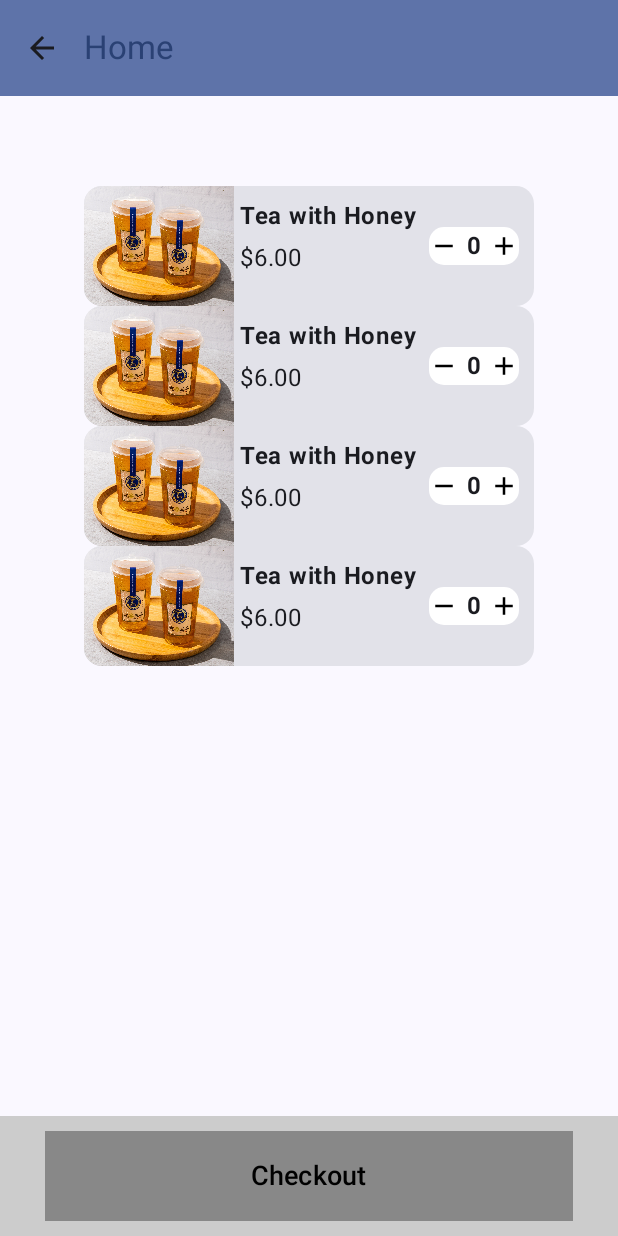
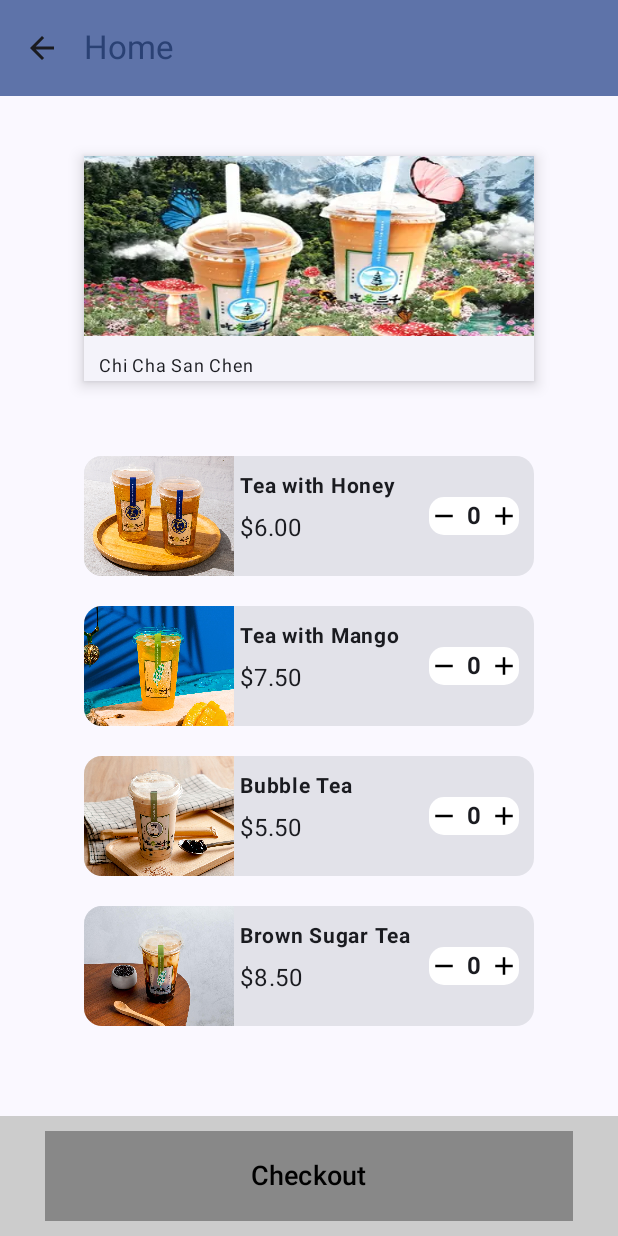
Before and after one commit to MichaelHungLJ/savingsquadsfrontend, an Android app built with Jetpack Compose: the RestaurantScreen screen opened through its navigation route, on a phone screen of 412 x 824 dp. Run offline under Robolectric (Android 15) with nearby library versions, the phone set to English and light mode, and no system bars.

Commit message:
Screen/Restaurant - Edited Restaurant Screen

```diff
--- a/app/src/main/java/com/example/savingsquadsfrontend/composable/RestaurantCard.kt
+++ b/app/src/main/java/com/example/savingsquadsfrontend/composable/RestaurantCard.kt
@@ -26,7 +26,7 @@ import com.example.savingsquadsfrontend.ui.theme.SavingsquadsfrontendTheme
 
 
 @Composable
-fun RestaurantCard (navController: NavController, resTitle: String, resImage: Int) {
+fun RestaurantCard (navController: NavController, resTitle: String, resImage: Int, clickable: Boolean) {
     ElevatedCard (
         elevation = CardDefaults.cardElevation(
             defaultElevation = 6.dp
@@ -34,7 +34,9 @@ fun RestaurantCard (navController: NavController, resTitle: String, resImage: In
         shape = RoundedCornerShape(0.dp),
         modifier = Modifier
             .size(width = 300.dp, height = 150.dp)
-            .clickable { navController.navigate("RestaurantScreen") }
+            .clickable(
+                enabled = clickable
+            ) { navController.navigate("RestaurantScreen") }
         ,
     ){
         Column (
@@ -49,7 +51,7 @@ fun RestaurantCard (navController: NavController, resTitle: String, resImage: In
                 contentScale = ContentScale.FillBounds
             )
             Text(
-                modifier = Modifier.padding(start = 14.dp, top = 6.dp),
+                modifier = Modifier.padding(start = 10.dp, top = 8.dp),
                 fontSize = 12.sp,
                 text = resTitle
             )
@@ -63,6 +65,6 @@ fun RestaurantCard (navController: NavController, resTitle: String, resImage: In
 fun RestaurantCardPreview() {
     val fakeNavController = rememberNavController() // Create a fake NavController for preview
     SavingsquadsfrontendTheme {
-        RestaurantCard(navController = fakeNavController, "Restaurant Name", R.drawable.restaurantimage)
+        RestaurantCard(navController = fakeNavController, "Restaurant Name", R.drawable.restaurantimage, clickable = true)
     }
 }
--- a/app/src/main/java/com/example/savingsquadsfrontend/composable/RestaurantItemCard.kt
+++ b/app/src/main/java/com/example/savingsquadsfrontend/composable/RestaurantItemCard.kt
@@ -24,6 +24,7 @@ import androidx.compose.ui.res.painterResource
 import androidx.compose.ui.text.font.FontWeight
 import androidx.compose.ui.tooling.preview.Preview
 import androidx.compose.ui.unit.dp
+import androidx.compose.ui.unit.sp
 import com.example.savingsquadsfrontend.R
 import com.example.savingsquadsfrontend.data.RestaurantItem
 
@@ -55,7 +56,8 @@ fun RestaurantItemCard(restaurantItem: RestaurantItem) {
             ){
                 Text(
                     text = restaurantItem.name,
-                    fontWeight = FontWeight.Bold)
+                    fontWeight = FontWeight.Bold,
+                    fontSize = 14.sp)
                 Text(
                     text = "$"+ String.format("%.2f", restaurantItem.price),
                     modifier = Modifier.padding(top=4.dp))
--- a/app/src/main/java/com/example/savingsquadsfrontend/screens/HomeScreen.kt
+++ b/app/src/main/java/com/example/savingsquadsfrontend/screens/HomeScreen.kt
@@ -32,7 +32,7 @@ fun HomeScreen(navController: NavController) {
 
         PointCard(navController = navController)
 
-        RestaurantCard(navController, "Restaurant Name", R.drawable.restaurantimage)
+        RestaurantCard(navController, "Restaurant Name", R.drawable.restaurantimage, true)
     }
 }
 
--- a/app/src/main/java/com/example/savingsquadsfrontend/screens/RestaurantScreen.kt
+++ b/app/src/main/java/com/example/savingsquadsfrontend/screens/RestaurantScreen.kt
@@ -34,11 +34,13 @@ import com.example.savingsquadsfrontend.ui.theme.SavingsquadsfrontendTheme
 @Composable
 fun RestaurantScreen(navController: NavController) {
 
+
+
     val RestaurantItemList = listOf<RestaurantItem>(
         RestaurantItem("Tea with Honey", 6.00, R.drawable.teawithhoney, "Cheapest tea paired with fake honey"),
-        RestaurantItem("Tea with Honey", 6.00, R.drawable.teawithhoney, "Cheapest tea paired with fake honey"),
-        RestaurantItem("Tea with Honey", 6.00, R.drawable.teawithhoney, "Cheapest tea paired with fake honey"),
-        RestaurantItem("Tea with Honey", 6.00, R.drawable.teawithhoney, "Cheapest tea paired with fake honey"),
+        RestaurantItem("Tea with Mango", 7.50, R.drawable.teawithmango, "Cheapest tea paired with fake honey"),
+        RestaurantItem("Bubble Tea", 5.50, R.drawable.bubblemilktea, "Cheapest tea paired with fake honey"),
+        RestaurantItem("Brown Sugar Tea", 8.50, R.drawable.brownsugarbubbletea, "Cheapest tea paired with fake honey"),
     )
 
     Scaffold (
@@ -61,16 +63,17 @@ fun RestaurantScreen(navController: NavController) {
                 Spacer(modifier = Modifier.height(40.dp))
             }
 
-    //        item {
-    //            RestaurantCard()
-    //        }
+            item {
+                RestaurantCard(navController, "Chi Cha San Chen", R.drawable.chichasanchen, false)
+            }
 
             item {
-                Spacer(modifier = Modifier.height(20.dp))
+                Spacer(modifier = Modifier.height(30.dp))
             }
 
             items(RestaurantItemList) {
                     item ->
+                Spacer(modifier = Modifier.height(20.dp))
                 RestaurantItemCard(item)
             }
         }
```
Also changed, not shown: app/src/main/res/drawable-nodpi/chichasanchen.png (added).
